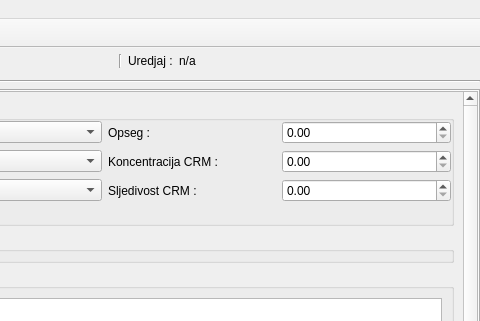
Old version of the form app/view/uiFiles/display.ui in the repository vmilic/umjeravanje; both pictures show x 613 to 1093 and y 0 to 321 of the 1093 by 826 pixel window.
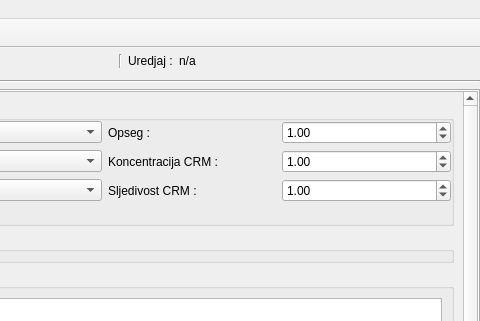
New version of the form.

Diff of the .ui file:
```diff
--- a/app/view/uiFiles/display.ui
+++ b/app/view/uiFiles/display.ui
@@ -200,6 +200,9 @@
                    <property name="maximum">
                     <double>1000000.000000000000000</double>
                    </property>
+                   <property name="value">
+                    <double>1.000000000000000</double>
+                   </property>
                   </widget>
                  </item>
                  <item row="1" column="2">
@@ -255,6 +258,9 @@
                    <property name="maximum">
                     <double>1000000.000000000000000</double>
                    </property>
+                   <property name="value">
+                    <double>1.000000000000000</double>
+                   </property>
                   </widget>
                  </item>
                  <item row="0" column="1">
@@ -265,6 +271,9 @@
                    <property name="maximum">
                     <double>1000000.000000000000000</double>
                    </property>
+                   <property name="value">
+                    <double>1.000000000000000</double>
+                   </property>
                   </widget>
                  </item>
                  <item row="3" column="1">
```
